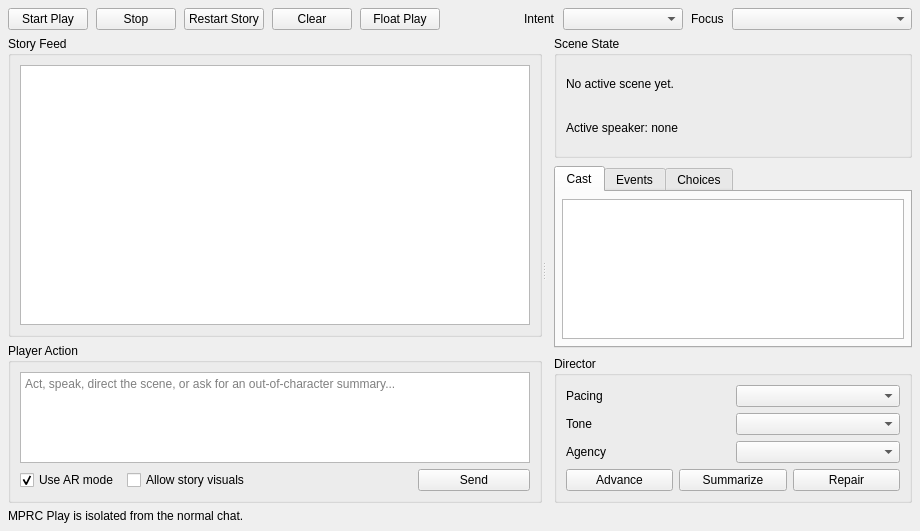
The window that addons/multi_persona_roleplay/ui/chat_play.ui (Rakile/NeuralCompanion) describes before a commit, drawn with Qt 5.
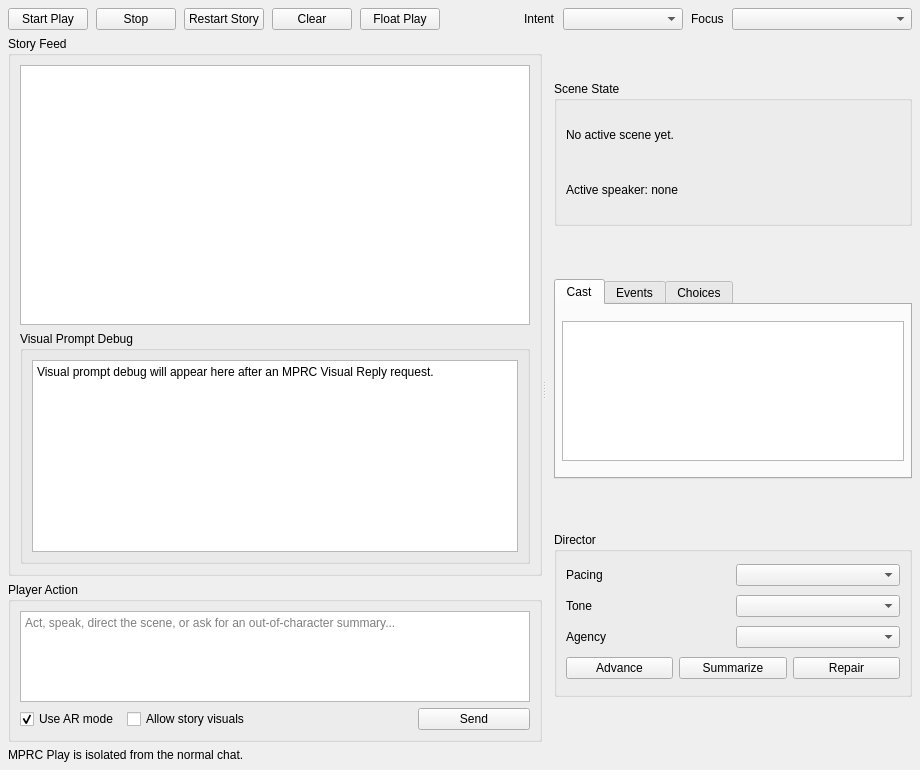
The same window after the commit.

Commit message: Improve MPRC visual prompt state debugging

Diff of the .ui file:
```diff
--- a/addons/multi_persona_roleplay/ui/chat_play.ui
+++ b/addons/multi_persona_roleplay/ui/chat_play.ui
@@ -154,6 +154,31 @@
             </property>
            </widget>
           </item>
+      <item>
+       <widget class="QGroupBox" name="mprc_visual_prompt_debug_box">
+        <property name="title">
+         <string>Visual Prompt Debug</string>
+        </property>
+        <layout class="QVBoxLayout" name="mprc_visual_prompt_debug_layout">
+         <item>
+          <widget class="QPlainTextEdit" name="mprc_visual_prompt_debug_text">
+           <property name="minimumSize">
+            <size>
+             <width>0</width>
+             <height>120</height>
+            </size>
+           </property>
+           <property name="readOnly">
+            <bool>true</bool>
+           </property>
+           <property name="plainText">
+            <string>Visual prompt debug will appear here after an MPRC Visual Reply request.</string>
+           </property>
+          </widget>
+         </item>
+        </layout>
+       </widget>
+      </item>
          </layout>
         </widget>
        </item>
```
Lines whose indentation alone changed are shown as unchanged. The commit also changes 5 other files.
